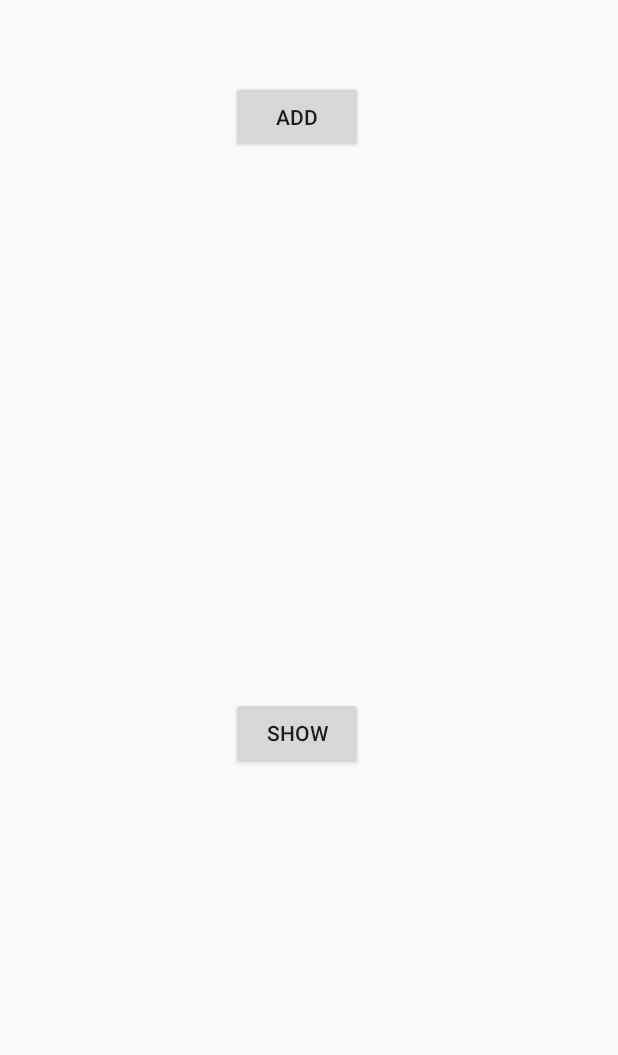
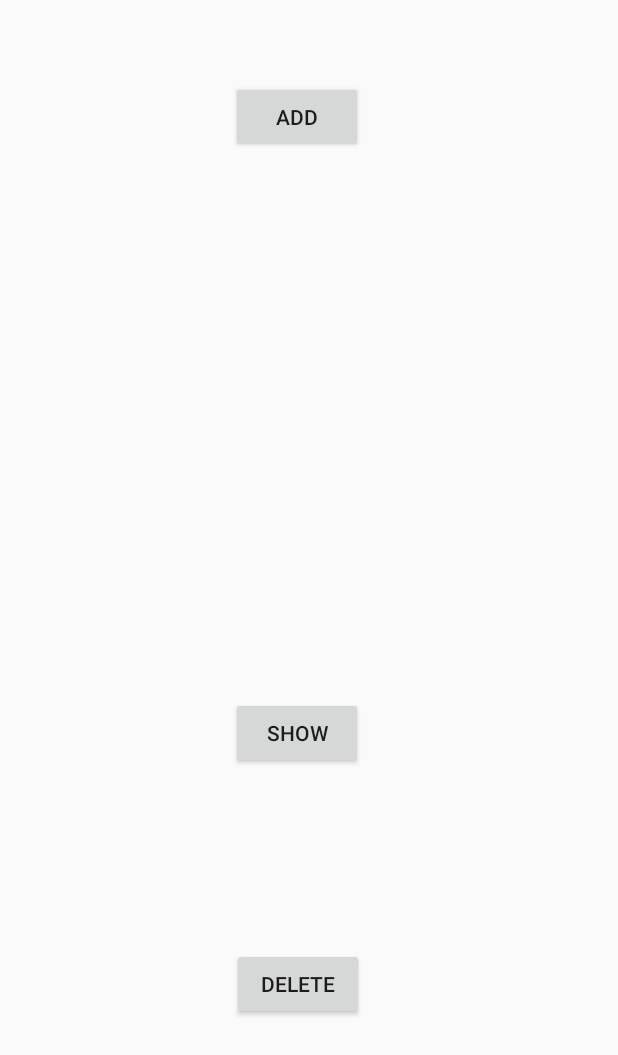
Before and after one commit to FloHimself5/FlappyBee, an Android app: the Score screen opened directly, with no data from a screen before it, after a tap on "ADD", on a phone screen of 412 x 824 dp. Shown: the top 1055 px of the screen. Run offline under Robolectric (Android 15) with nearby library versions, the phone set to English and light mode, and no system bars.

Commit message:
Added Delete and some minor stuff

```diff
--- a/app/src/main/java/com/example/firstgame/CharacterSprite.java
+++ b/app/src/main/java/com/example/firstgame/CharacterSprite.java
@@ -1,11 +1,12 @@
 package com.example.firstgame;
 
+import android.app.Activity;
 import android.content.res.Resources;
 import android.graphics.Bitmap;
 import android.graphics.Canvas;
 
 
-public class CharacterSprite {
+public class CharacterSprite extends Activity  {
     private Bitmap image;
     private int y = 0;
     private int x = 50;
@@ -19,11 +20,13 @@ public class CharacterSprite {
     private boolean alive = true;
     private int score = 0;
 
+
     public CharacterSprite(Bitmap bmp) {
         image = bmp;
         y = 50;
         vel = 0;
         acc = 0;
+
     }
 
     public void draw(Canvas canvas) {
@@ -92,4 +95,5 @@ public class CharacterSprite {
     public boolean isAlive(){
         return alive;
     }
+
 }
--- a/app/src/main/java/com/example/firstgame/GameView.java
+++ b/app/src/main/java/com/example/firstgame/GameView.java
@@ -9,6 +9,10 @@ import android.graphics.Paint;
 import android.view.MotionEvent;
 import android.view.SurfaceHolder;
 import android.view.SurfaceView;
+import android.view.View;
+
+import java.text.SimpleDateFormat;
+import java.util.Date;
 
 
 class GameView extends SurfaceView implements SurfaceHolder.Callback {
@@ -24,7 +28,7 @@ class GameView extends SurfaceView implements SurfaceHolder.Callback {
 
     private int distance = screenWidth/3;
 
-    private int grav = 1;
+
 
     private boolean gameOver = false;
 
@@ -33,6 +37,7 @@ class GameView extends SurfaceView implements SurfaceHolder.Callback {
         getHolder().addCallback(this);
         thread = new GameThread(getHolder(), this);
         setFocusable(true);
+
     }
 
     @Override
@@ -67,10 +72,6 @@ class GameView extends SurfaceView implements SurfaceHolder.Callback {
         if (canvas != null) {
             canvas.drawColor(Color.WHITE);
             Paint paint = new Paint();
-
-
-
-
 
             if(wall1.check()){
                 if((screenWidth - wall2.getRight())> distance) {
@@ -113,10 +114,13 @@ class GameView extends SurfaceView implements SurfaceHolder.Callback {
                 paint.setColor(Color.rgb(255,0,0));
                 canvas.drawText("GAME OVER", screenWidth/2 - 200, screenHeight/2, paint);
 
-
             }
          }
     }
+
+
+
+
 
     @Override
     public boolean onTouchEvent(MotionEvent event) {
@@ -130,6 +134,7 @@ class GameView extends SurfaceView implements SurfaceHolder.Callback {
 
     public void restart() {
         if(!characterSprite.isAlive()){
+
             allNew();
         }
     }
--- a/app/src/main/java/com/example/firstgame/Score.java
+++ b/app/src/main/java/com/example/firstgame/Score.java
@@ -10,7 +10,7 @@ import java.util.Date;
 
 public class Score extends Activity implements View.OnClickListener{
 
-    Button buttonAdd, buttonShow;
+    Button buttonAdd, buttonShow, buttonDelete;
     myDbAdapter helper;
 
     @Override
@@ -22,9 +22,11 @@ public class Score extends Activity implements View.OnClickListener{
         buttonAdd.setOnClickListener(this);
         buttonShow = (Button) findViewById(R.id.button_show);
         buttonShow.setOnClickListener(this);
+        buttonDelete = (Button) findViewById(R.id.button_delete);
+        buttonDelete.setOnClickListener(this);
     }
 
-    public void addUser(View view)
+    public void addEntry()
     {
         Date datum = new Date();
         Date time = datum;
@@ -39,13 +41,18 @@ public class Score extends Activity implements View.OnClickListener{
         String date = stringHour + ":" + stringMinute + " - " + stringDatum;
         String score = "1";
         long id = helper.insertData(name,date,score);
+    }
 
+    public void delete( View view)
+    {
+        helper.delete();
+        Message.message(this, "Deleted all Data");
     }
 
     public void viewdata(View view)
     {
         String data = helper.getData();
-        Message.message(this,data);
+        Message.message(this, data);
     }
 
     @Override
@@ -53,11 +60,14 @@ public class Score extends Activity implements View.OnClickListener{
         switch (v.getId()) {
 
             case R.id.button_add:
-                addUser(v);
+                addEntry();
                // Message.message(getApplicationContext(),"Enter Both Name and Password");
                 break;
             case R.id.button_show:
                 viewdata(v);
+                break;
+            case R.id.button_delete:
+               delete(v);
                 break;
 
             default:
--- a/app/src/main/java/com/example/firstgame/myDbAdapter.java
+++ b/app/src/main/java/com/example/firstgame/myDbAdapter.java
@@ -22,6 +22,13 @@ public class myDbAdapter {
         contentValues.put(myDbHelper.SCORE, score);
         long id = dbb.insert(myDbHelper.TABLE_NAME, null , contentValues);
         return id;
+    }
+
+    public  void delete()
+    {
+        SQLiteDatabase db = myhelper.getWritableDatabase();
+        db.delete(myDbHelper.TABLE_NAME,null,null);
+
     }
 
     public String getData()
--- a/app/src/main/res/layout/activity_score.xml
+++ b/app/src/main/res/layout/activity_score.xml
@@ -17,7 +17,7 @@
         android:layout_marginRight="169dp"
         android:layout_marginBottom="181dp"
         android:text="Add"
-        android:onClick="addUser"
+        android:onClick="addEntry"
         app:layout_constraintBottom_toTopOf="@+id/button_show"
         app:layout_constraintEnd_toEndOf="parent"
         app:layout_constraintHorizontal_bias="0.0"
@@ -34,11 +34,27 @@
         android:layout_marginEnd="170dp"
         android:layout_marginRight="170dp"
         android:layout_marginBottom="356dp"
+        android:onClick="viewdata"
         android:text="Show"
-        android:onClick="viewdata"
         app:layout_constraintBottom_toBottomOf="parent"
         app:layout_constraintEnd_toEndOf="parent"
         app:layout_constraintHorizontal_bias="1.0"
         app:layout_constraintStart_toStartOf="parent"
         app:layout_constraintTop_toBottomOf="@+id/button_add" />
+
+    <Button
+        android:id="@+id/button_delete"
+        android:layout_width="wrap_content"
+        android:layout_height="wrap_content"
+        android:layout_marginStart="154dp"
+        android:layout_marginLeft="154dp"
+        android:layout_marginTop="112dp"
+        android:layout_marginEnd="169dp"
+        android:layout_marginRight="169dp"
+        android:layout_marginBottom="136dp"
+        android:text="Delete"
+        app:layout_constraintBottom_toBottomOf="parent"
+        app:layout_constraintEnd_toEndOf="parent"
+        app:layout_constraintStart_toStartOf="parent"
+        app:layout_constraintTop_toBottomOf="@+id/button_show" />
 </androidx.constraintlayout.widget.ConstraintLayout>
```
